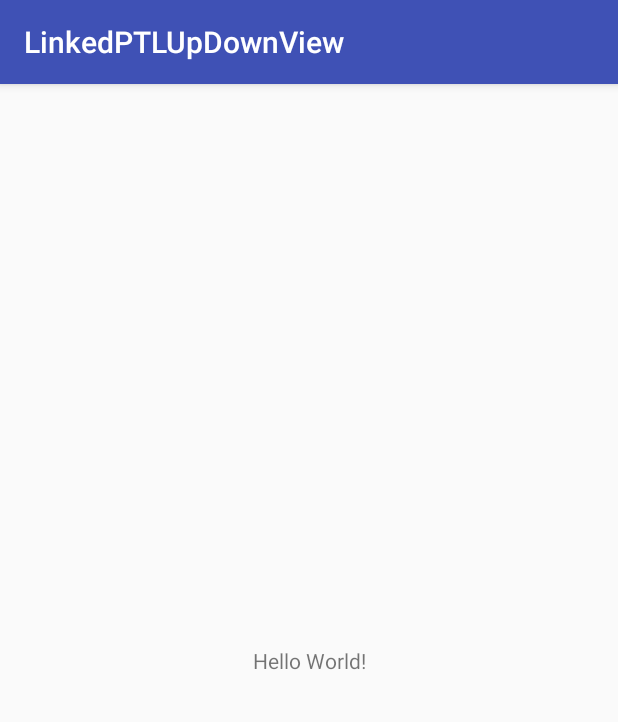
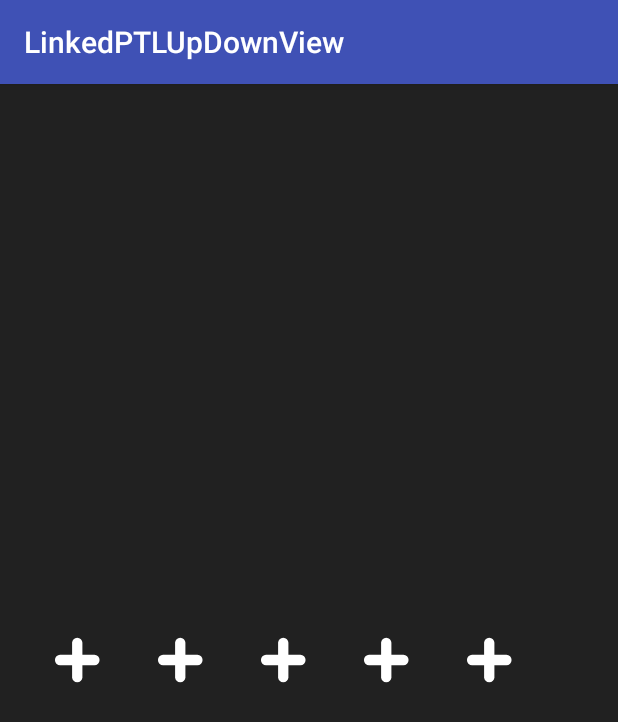
Before and after one commit to Anwesh43/LinkedPTLUpDownView, an Android app: the screen it shows after launch (MainActivity), on a phone screen of 412 x 824 dp. Shown: the top 722 px of the screen. Run offline under Robolectric (Android 15) with nearby library versions, the phone set to English and light mode, and no system bars.

```diff
--- a/app/build.gradle
+++ b/app/build.gradle
@@ -27,6 +27,7 @@ dependencies {
     androidTestImplementation 'com.android.support.test:runner:1.0.1'
     androidTestImplementation 'com.android.support.test.espresso:espresso-core:3.0.1'
     compile "org.jetbrains.kotlin:kotlin-stdlib-jre7:$kotlin_version"
+    compile project(":ptlupdownview")
 }
 repositories {
     mavenCentral()
--- a/app/src/main/java/com/anwesh/uiprojects/linkedptlupdownview/MainActivity.kt
+++ b/app/src/main/java/com/anwesh/uiprojects/linkedptlupdownview/MainActivity.kt
@@ -2,11 +2,12 @@ package com.anwesh.uiprojects.linkedptlupdownview
 
 import android.support.v7.app.AppCompatActivity
 import android.os.Bundle
+import com.anwesh.uiprojects.ptlupdownview.PTLUpDownView
 
 class MainActivity : AppCompatActivity() {
 
     override fun onCreate(savedInstanceState: Bundle?) {
         super.onCreate(savedInstanceState)
-        setContentView(R.layout.activity_main)
+        PTLUpDownView.create(this)
     }
 }
```
